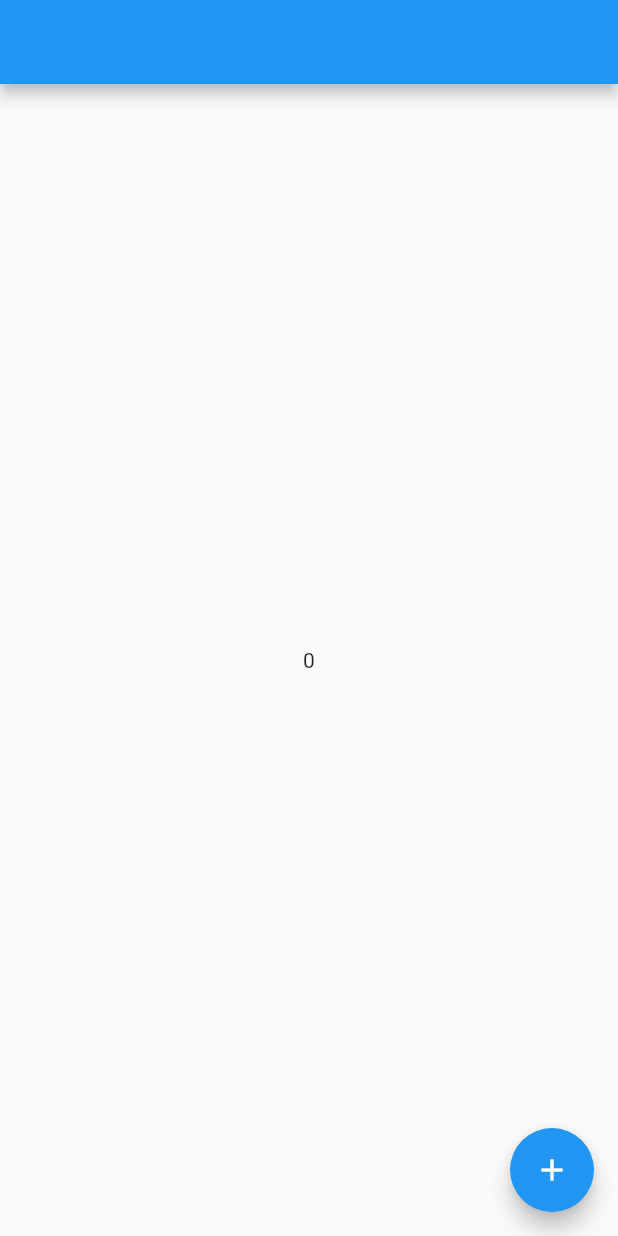
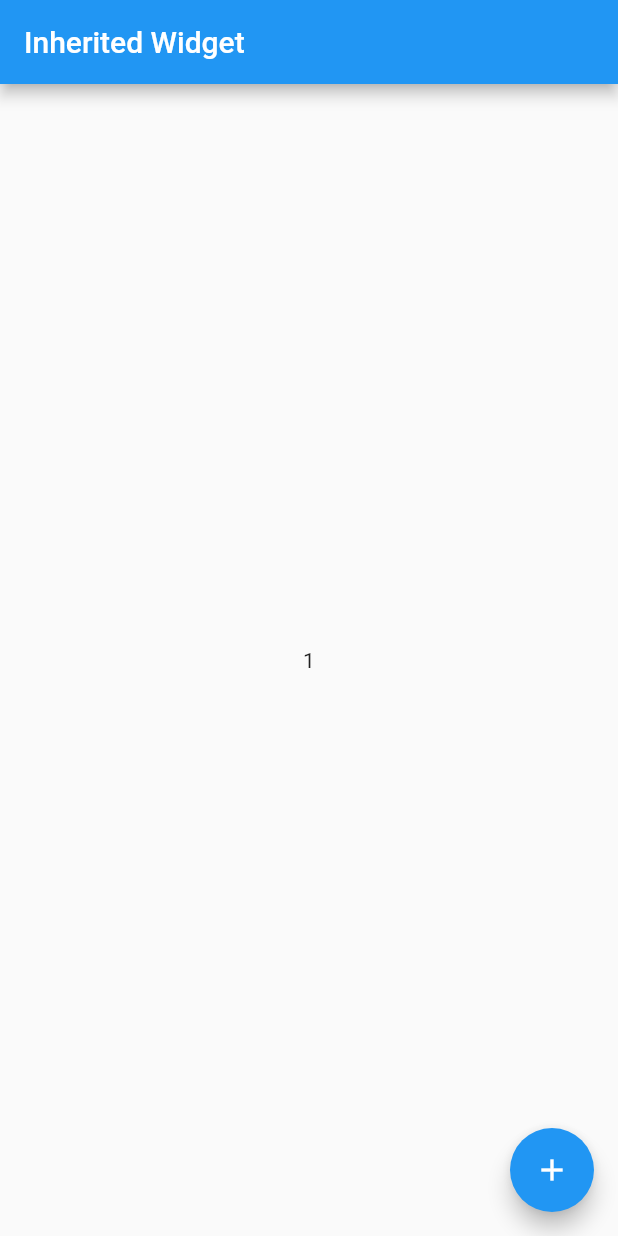
Before and after one commit to Sarbad0r/simple_inherited_widget, a Flutter app: the screen it shows after launch, on a phone screen of 412 x 824 dp. Run offline on Flutter 3.47's test engine with Material 2 defaults, Android fonts, the phone set to English and light mode, and no system bars.

```diff
--- a/lib/main.dart
+++ b/lib/main.dart
@@ -1,5 +1,8 @@
+// ignore_for_file: prefer_const_constructors type=lint
+
 import 'package:flutter/material.dart';
 import 'package:inherited_widget_example/state/state_widget.dart';
+
 
 void main() {
   runApp(
--- a/lib/screens/home_page_screen.dart
+++ b/lib/screens/home_page_screen.dart
@@ -13,7 +13,7 @@ class HomePageScreen extends StatelessWidget {
         floatingActionButton: FloatingActionButton(
             onPressed: () => inheritedWidget.increment(),
             child: const Icon(Icons.add)),
-        appBar: AppBar(),
+        appBar: AppBar(title: const Text("Inherited Widget")),
         body: Center(child: Text("${inheritedWidget.counter}")));
   }
 }
--- a/lib/state/state_widget.dart
+++ b/lib/state/state_widget.dart
@@ -1,4 +1,6 @@
-//
+//ignore_for_file: non_constant_identifier_names
+//ignore_for_file: prefer_final_fields
+
 
 import 'package:flutter/material.dart';
 import 'package:flutter/material.dart';
@@ -43,6 +45,8 @@ class _HomePageState extends State<HomePage> {
     super.initState();
     //initial our stateModel sending the method that calls "setState"
     stateModel = StateModel(setState: setStateModel);
+
+    stateModel.increment();
   }
 
   //create a method of setState, then we will send this method to the stateModel
```
